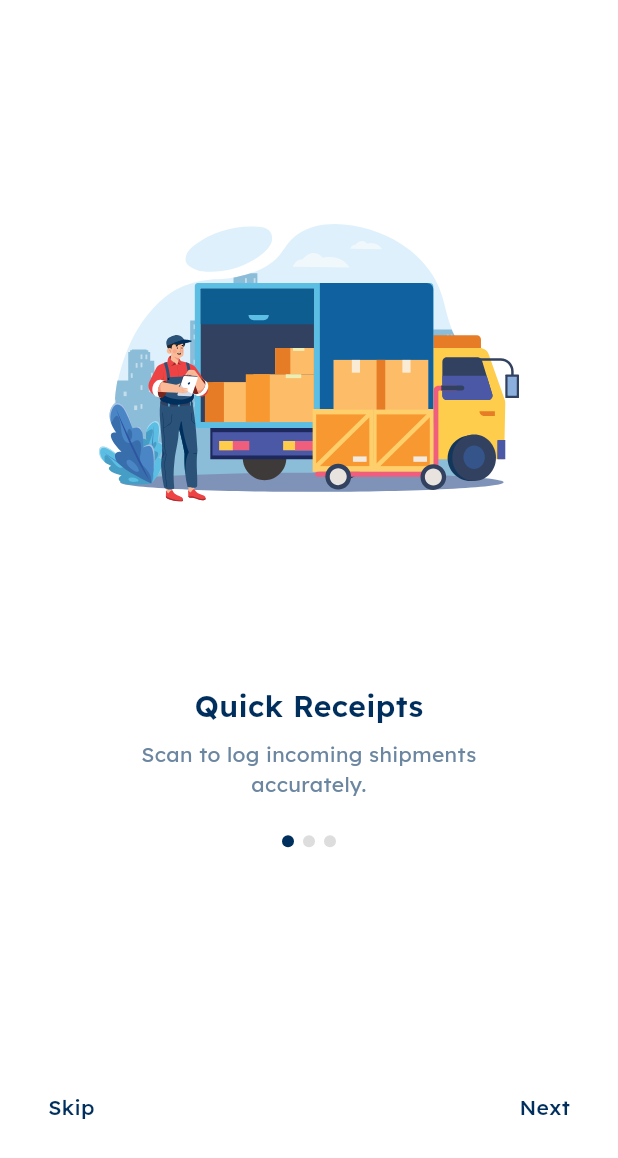
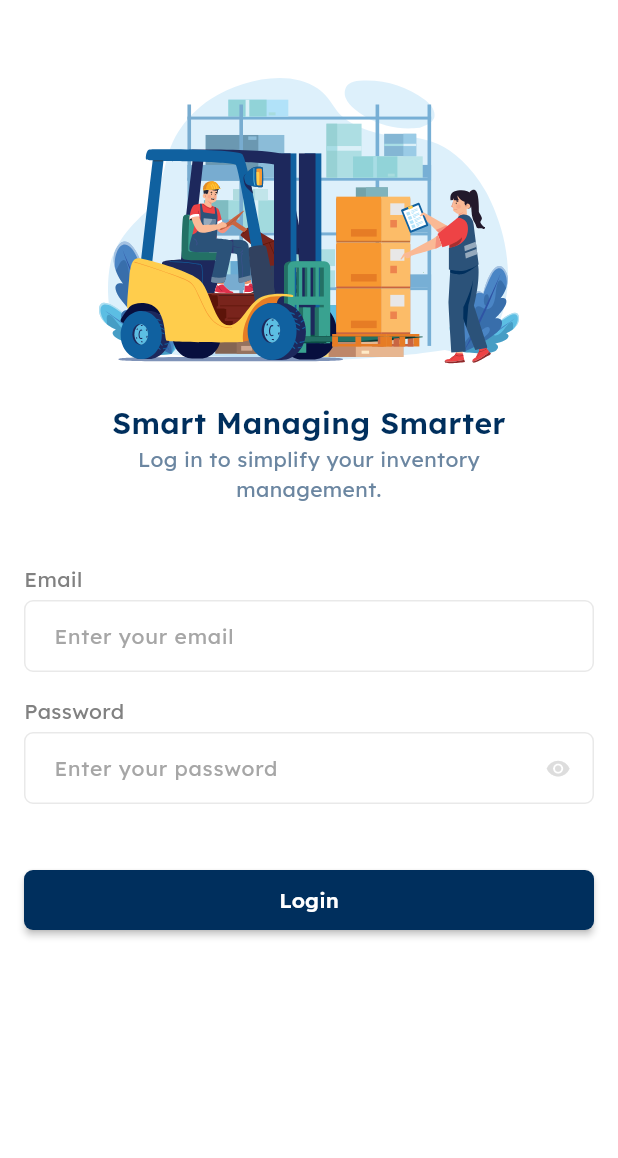
Before and after one commit to teguhw-scaleocean/inventory_3, a Flutter app: the screen it shows after launch, after a tap on "Skip", on a phone screen of 412 x 824 dp, the part 78-1236 px from its top. Run offline on Flutter 3.47's test engine with Material 3 defaults, Android fonts, the light colour scheme and no system bars; our stand-ins replace device_preview, flutter_screenutil, flutter_svg.

Commit message:
login-screen-added

```diff
--- /dev/null
+++ b/lib/common/components/custom_form.dart
@@ -0,0 +1,235 @@
+import 'dart:developer';
+
+import 'package:flutter/cupertino.dart';
+import 'package:flutter/material.dart';
+import 'package:inventory_v3/common/extensions/empty_space_extension.dart';
+
+import '../theme/color/color_name.dart';
+import '../theme/text/base_text.dart';
+
+class CustomFormField extends StatefulWidget {
+  final String title;
+  final TextStyle? textStyle;
+  final TextStyle? fillTextStyle;
+  final String hintText;
+  final TextEditingController? controller;
+  final bool isShowTitle;
+  final bool isRequired;
+  final bool? isTextArea;
+  void Function(String)? onChanged;
+  String? Function(String?)? validator;
+  final EdgeInsets? contentPadding;
+  // final Function(String)? onFieldSubmitted;
+
+  CustomFormField({
+    Key? key,
+    required this.title,
+    this.textStyle,
+    this.fillTextStyle,
+    required this.hintText,
+    this.controller,
+    this.isShowTitle = true,
+    this.isTextArea = false,
+    this.isRequired = false,
+    this.onChanged,
+    this.validator,
+    this.contentPadding,
+    // this.onFieldSubmitted,
+  }) : super(key: key);
+
+  @override
+  State<CustomFormField> createState() => _CustomFormFieldState();
+}
+
+class _CustomFormFieldState extends State<CustomFormField> {
+  var text = '';
+
+  @override
+  Widget build(BuildContext context) {
+    return Column(
+      crossAxisAlignment: CrossAxisAlignment.start,
+      children: [
+        if (widget.isShowTitle && !widget.isRequired)
+          Text(
+            widget.title,
+            style: (widget.textStyle != null)
+                ? widget.textStyle
+                : BaseText.grey1Text14.copyWith(
+                    fontWeight: BaseText.regular,
+                  ),
+          ),
+        if (widget.isShowTitle && widget.isRequired)
+          RichText(
+            text: TextSpan(
+                text: widget.title,
+                style:
+                    BaseText.grey1Text14.copyWith(fontWeight: BaseText.regular),
+                children: [
+                  TextSpan(
+                    text: " *",
+                    style: BaseText.redText14.copyWith(
+                      fontWeight: BaseText.medium,
+                      color: ColorName.badgeRedColor,
+                    ),
+                  ),
+                ]),
+          ),
+        if (widget.isShowTitle && !widget.isRequired ||
+            widget.isShowTitle && widget.isRequired)
+          4.height,
+        TextFormField(
+            controller: widget.controller,
+            validator: widget.validator,
+            autovalidateMode: AutovalidateMode.onUserInteraction,
+            onTapOutside: (event) =>
+                FocusManager.instance.primaryFocus!.unfocus(),
+            onChanged: widget.onChanged,
+            keyboardType:
+                (widget.isTextArea == true) ? TextInputType.multiline : null,
+            minLines: (widget.isTextArea == true) ? 3 : 1,
+            maxLines: (widget.isTextArea == true) ? null : 1,
+            style: widget.fillTextStyle ??
+                BaseText.grey1Text14.copyWith(
+                  fontWeight: BaseText.light,
+                ),
+            decoration: InputDecoration(
+              hintText: widget.hintText,
+              hintStyle: BaseText.grey2Text14.copyWith(
+                fontWeight: BaseText.regular,
+              ),
+              border: OutlineInputBorder(
+                  borderRadius: BorderRadius.circular(6),
+                  borderSide: const BorderSide(color: ColorName.borderColor)),
+              enabledBorder: OutlineInputBorder(
+                  borderRadius: BorderRadius.circular(6),
+                  borderSide: const BorderSide(color: ColorName.borderColor)),
+              focusedBorder: OutlineInputBorder(
+                  borderRadius: BorderRadius.circular(6),
+                  borderSide: const BorderSide(color: ColorName.mainColor)),
+              errorBorder: OutlineInputBorder(
+                  borderRadius: BorderRadius.circular(6),
+                  borderSide: const BorderSide(color: ColorName.redColor)),
+              contentPadding: widget.contentPadding ??
+                  const EdgeInsets.symmetric(horizontal: 8, vertical: 8),
+              hoverColor: ColorName.mainColor,
+              focusColor: ColorName.mainColor,
+            )
+            // onFieldSubmitted: onFieldSubmitted,
+            ),
+      ],
+    );
+  }
+
+  String? validateEmail(String? value) {
+    if (value == null || value.isEmpty) {
+      return 'Email tidak boleh kosong';
+    }
+    return null;
+  }
+}
+
+class CustomFormPassword extends StatefulWidget {
+  final String title;
+  final String hintText;
+  bool obscureText;
+  final TextEditingController? controller;
+  final bool isShowTitle;
+  final EdgeInsets? contentPadding;
+  String? Function(String?)? validator;
+  // final Function(String)? onFieldSubmitted;
+
+  CustomFormPassword({
+    Key? key,
+    required this.title,
+    required this.hintText,
+    this.obscureText = false,
+    this.controller,
+    this.isShowTitle = true,
+    this.contentPadding,
+    this.validator,
+    // this.onFieldSubmitted,
+  }) : super(key: key);
+
+  @override
+  State<CustomFormPassword> createState() => _CustomFormPasswordState();
+}
+
+class _CustomFormPasswordState extends State<CustomFormPassword> {
+  bool isSecure = false;
+  var textPassword = '';
+  // late Function iconState;
+
+  @override
+  Widget build(BuildContext context) {
+    return Column(
+      crossAxisAlignment: CrossAxisAlignment.start,
+      children: [
+        if (widget.isShowTitle)
+          Text(
+            widget.title,
+            style: BaseText.grey1Text14.copyWith(
+              fontWeight: BaseText.regular,
+            ),
+          ),
+        if (widget.isShowTitle) const SizedBox(height: 4),
+        TextFormField(
+          obscureText: isSecure,
+          obscuringCharacter: '●',
+          style: BaseText.blackText12.copyWith(
+            fontWeight: (!isSecure) ? BaseText.light : BaseText.black,
+            color: ColorName.blackNewColor,
+          ),
+          controller: widget.controller,
+          validator: widget.validator,
+          autovalidateMode: AutovalidateMode.onUserInteraction,
+          onTapOutside: (event) =>
+              FocusManager.instance.primaryFocus!.unfocus(),
+          decoration: InputDecoration(
+              hintText: widget.hintText,
+              hintStyle: BaseText.grey2Text14.copyWith(
+                fontWeight: BaseText.regular,
+              ),
+              contentPadding: widget.contentPadding ?? const EdgeInsets.all(12),
+              hoverColor: ColorName.mainColor,
+              focusColor: ColorName.mainColor,
+              border: OutlineInputBorder(
+                  borderRadius: BorderRadius.circular(6),
+                  borderSide: const BorderSide(color: ColorName.borderColor)),
+              enabledBorder: OutlineInputBorder(
+                  borderRadius: BorderRadius.circular(6),
+                  borderSide: const BorderSide(color: ColorName.borderColor)),
+              focusedBorder: OutlineInputBorder(
+                  borderRadius: BorderRadius.circular(6),
+                  borderSide: const BorderSide(color: ColorName.mainColor)),
+              errorBorder: OutlineInputBorder(
+                  borderRadius: BorderRadius.circular(6),
+                  borderSide: const BorderSide(color: ColorName.redColor)),
+              suffixIcon: IconButton(
+                  onPressed: () {
+                    setState(() {
+                      isSecure = !isSecure;
+                    });
+                    log(isSecure.toString());
+                  },
+                  icon: SizedBox(
+                    width: 18,
+                    height: 18,
+                    child: Icon(
+                      (!isSecure) ? Icons.visibility : Icons.visibility_off,
+                      color: ColorName.grey3Color,
+                      size: 16.5,
+                    ),
+                  ))),
+          // onFieldSubmitted: onFieldSubmitted,
+        ),
+      ],
+    );
+  }
+
+  String? validatePassword(String? value) {
+    if (value == null || value.isEmpty) {
+      return 'Password wajib diisi';
+    }
+    return null;
+  }
+}
--- /dev/null
+++ b/lib/common/components/primary_button.dart
@@ -0,0 +1,143 @@
+// ignore_for_file: public_member_api_docs, sort_constructors_first
+import 'package:flutter/cupertino.dart';
+import 'package:flutter/material.dart';
+import 'package:inventory_v3/common/extensions/empty_space_extension.dart';
+
+import '../theme/color/color_name.dart';
+import '../theme/text/base_text.dart';
+
+class PrimaryButton extends StatelessWidget {
+  double height;
+  double? width;
+  String title;
+  Color? color;
+  Widget? icon;
+  TextStyle? textStyle;
+
+  void Function()? onPressed;
+
+  PrimaryButton({
+    Key? key,
+    required this.height,
+    this.width,
+    required this.title,
+    this.color,
+    this.icon,
+    this.textStyle,
+    this.onPressed,
+  }) : super(key: key);
+
+  @override
+  Widget build(BuildContext context) {
+    return MaterialButton(
+      onPressed: onPressed,
+      color: color ?? ColorName.mainColor,
+      shape: RoundedRectangleBorder(borderRadius: BorderRadius.circular(6)),
+      child: SizedBox(
+        height: height,
+        width: width,
+        child: Row(
+          mainAxisAlignment: MainAxisAlignment.center,
+          crossAxisAlignment: CrossAxisAlignment.center,
+          children: [
+            icon ?? const SizedBox(),
+            (icon != null) ? 6.width : 0.width,
+            Text(
+              title,
+              style: textStyle ??
+                  BaseText.whiteText14.copyWith(fontWeight: BaseText.semiBold),
+            ),
+          ],
+        ),
+      ),
+    );
+  }
+}
+
+class SecondaryButton extends StatelessWidget {
+  double height;
+  double? width;
+  String title;
+  Widget? icon;
+  bool? hasBorder;
+  Color? colors;
+  void Function()? onPressed;
+
+  SecondaryButton({
+    Key? key,
+    required this.height,
+    this.width,
+    required this.title,
+    this.icon,
+    this.hasBorder,
+    this.colors,
+    this.onPressed,
+  }) : super(key: key);
+
+  @override
+  Widget build(BuildContext context) {
+    return MaterialButton(
+      onPressed: onPressed,
+      color: (colors != null) ? colors : ColorName.whiteColor,
+      shape: RoundedRectangleBorder(
+          borderRadius: BorderRadius.circular(6),
+          side: (hasBorder == true)
+              ? const BorderSide(
+                  color: ColorName.mainColor,
+                  width: 1,
+                )
+              : BorderSide.none),
+      child: Container(
+        height: height,
+        width: width,
+        padding: const EdgeInsets.symmetric(vertical: 10),
+        child: Row(
+          mainAxisAlignment: MainAxisAlignment.center,
+          crossAxisAlignment: CrossAxisAlignment.center,
+          children: [
+            icon ?? const SizedBox(),
+            (icon != null) ? 6.width : 0.width,
+            Text(
+              title,
+              style: BaseText.mainText12.copyWith(fontWeight: BaseText.regular),
+            ),
+          ],
+        ),
+      ),
+    );
+  }
+}
+
+class DisableButton extends StatelessWidget {
+  double height;
+  double width;
+  String title;
+  Color? color;
+
+  DisableButton({
+    Key? key,
+    required this.height,
+    required this.width,
+    required this.title,
+    this.color,
+  }) : super(key: key);
+
+  @override
+  Widget build(BuildContext context) {
+    return Material(
+      color: color ?? ColorName.grey4Color,
+      shape: RoundedRectangleBorder(
+        borderRadius: BorderRadius.circular(6),
+      ),
+      child: SizedBox(
+        height: height,
+        width: width,
+        child: Center(
+            child: Text(
+          title,
+          style: BaseText.whiteText14.copyWith(fontWeight: BaseText.semiBold),
+        )),
+      ),
+    );
+  }
+}
--- /dev/null
+++ b/lib/common/components/top_logo_section.dart
@@ -0,0 +1,32 @@
+import 'package:flutter/material.dart';
+import 'package:flutter_svg/flutter_svg.dart';
+
+import '../constants/local_images.dart';
+import '../theme/text/base_text.dart';
+
+Flexible buildTopLogoSection() {
+  return Flexible(
+    child: SizedBox(
+      height: 80,
+      width: 90,
+      // color: Colors.amber,
+      child: Column(
+        mainAxisSize: MainAxisSize.min,
+        children: [
+          const SizedBox(height: 24),
+          Row(
+            mainAxisAlignment: MainAxisAlignment.end,
+            children: [
+              Text(
+                "Powered by",
+                style: BaseText.grey2Text10,
+                textAlign: TextAlign.end,
+              ),
+            ],
+          ),
+          SvgPicture.asset(LocalImages.logoImage),
+        ],
+      ),
+    ),
+  );
+}
--- a/lib/common/constants/text_constants.dart
+++ b/lib/common/constants/text_constants.dart
@@ -11,4 +11,8 @@ class TextConstants {
 
   static String get onBoardingTitle3 => "Perfect Deliveries";
   static String get onBoardingSubTitle3 => "Scan to ensure timely dispatches.";
+
+  static String get loginTitle => "Smart Managing Smarter";
+  static String get loginSubTitle =>
+      "Log in to simplify your inventory\nmanagement.";
 }
--- /dev/null
+++ b/lib/common/extensions/empty_space_extension.dart
@@ -0,0 +1,7 @@
+import 'package:flutter/material.dart';
+
+extension emptySpace on num {
+  SizedBox get height => SizedBox(height: toDouble());
+
+  SizedBox get width => SizedBox(width: toDouble());
+}
--- a/lib/common/theme/color/color_name.dart
+++ b/lib/common/theme/color/color_name.dart
@@ -7,7 +7,12 @@ class ColorName {
   static const Color subColor = Color(0xFF6B86A1);
   static const Color whiteColor = Color(0xFFFFFFFF);
   static const Color blackColor = Color(0xFF000000);
+  static const Color blackNewColor = Color(0xff313131);
   static const Color grey1Color = Color(0xFF818181);
   static const Color grey2Color = Color(0xFFA6A6A6);
   static const Color grey3Color = Color(0xFFDDDDDD);
+  static const Color grey4Color = Color(0xFFDADADA);
+  static const Color borderColor = Color(0xFFE9E9E9);
+  static const Color redColor = Color(0xFFE81A0C);
+  static const Color badgeRedColor = Color(0xFFEE4345);
 }
--- a/lib/common/theme/text/base_text.dart
+++ b/lib/common/theme/text/base_text.dart
@@ -13,6 +13,16 @@ class BaseText {
   static TextStyle subTextStyle = const TextStyle(
     fontFamily: "Lexend",
     color: ColorName.subColor,
+  );
+
+  static TextStyle blackTextStyle = const TextStyle(
+    fontFamily: "Lexend",
+    color: ColorName.blackNewColor,
+  );
+
+  static TextStyle redTextStyle = const TextStyle(
+    fontFamily: "Lexend",
+    color: ColorName.redColor,
   );
 
   static TextStyle whiteTextStyle = const TextStyle(
@@ -31,6 +41,7 @@ class BaseText {
   );
 
   // Main Text
+  static TextStyle mainText12 = mainTextStyle.copyWith(fontSize: 12);
   static TextStyle mainText14 = mainTextStyle.copyWith(fontSize: 14);
   static TextStyle mainText20 = mainTextStyle.copyWith(fontSize: 20);
 
@@ -44,6 +55,12 @@ class BaseText {
   static TextStyle grey2Text10 = grey2TextStyle.copyWith(fontSize: 10);
   static TextStyle grey2Text14 = grey2TextStyle.copyWith(fontSize: 14);
 
+  static TextStyle blackText12 = blackTextStyle.copyWith(fontSize: 12);
+
+  static TextStyle whiteText14 = whiteTextStyle.copyWith(fontSize: 14);
+
+  static TextStyle redText14 = redTextStyle.copyWith(fontSize: 14);
+
   // Font Weight
   static FontWeight light = FontWeight.w300;
   static FontWeight regular = FontWeight.w400;
--- /dev/null
+++ b/lib/presentation/login/screens/login_screen.dart
@@ -0,0 +1,93 @@
+import 'package:flutter/material.dart';
+import 'package:flutter_screenutil/flutter_screenutil.dart';
+import 'package:flutter_svg/flutter_svg.dart';
+import 'package:inventory_v3/common/components/custom_form.dart';
+import 'package:inventory_v3/common/components/primary_button.dart';
+import 'package:inventory_v3/common/components/top_logo_section.dart';
+import 'package:inventory_v3/common/constants/local_images.dart';
+import 'package:inventory_v3/common/constants/text_constants.dart';
+import 'package:inventory_v3/common/extensions/empty_space_extension.dart';
+
+import '../../../common/theme/text/base_text.dart';
+
+class LoginScreen extends StatefulWidget {
+  const LoginScreen({super.key});
+
+  @override
+  State<LoginScreen> createState() => _LoginScreenState();
+}
+
+class _LoginScreenState extends State<LoginScreen> {
+  final _emailController = TextEditingController();
+  final _passwordController = TextEditingController();
+
+  @override
+  Widget build(BuildContext context) {
+    return SafeArea(
+      child: Scaffold(
+        body: Padding(
+          padding: const EdgeInsets.symmetric(horizontal: 16),
+          child: Column(
+            children: [
+              Row(
+                mainAxisAlignment: MainAxisAlignment.center,
+                children: [
+                  buildTopLogoSection(),
+                ],
+              ),
+              24.height,
+              SvgPicture.asset(LocalImages.loginImage),
+              24.height,
+              Flexible(
+                child: SizedBox(
+                  width: double.infinity,
+                  child: Column(
+                    mainAxisSize: MainAxisSize.min,
+                    children: [
+                      Text(
+                        TextConstants.loginTitle,
+                        textAlign: TextAlign.center,
+                        style: BaseText.mainText20
+                            .copyWith(fontWeight: BaseText.semiBold),
+                      ),
+                      Text(
+                        textAlign: TextAlign.center,
+                        TextConstants.loginSubTitle,
+                        style: BaseText.subText14,
+                      ),
+                    ],
+                  ),
+                ),
+              ),
+              40.height,
+              CustomFormField(
+                title: "Email",
+                hintText: "Enter your email",
+                controller: _emailController,
+                isShowTitle: true,
+                contentPadding:
+                    const EdgeInsets.symmetric(horizontal: 16, vertical: 12),
+              ),
+              16.height,
+              CustomFormPassword(
+                title: "Password",
+                hintText: "Enter your password",
+                controller: _passwordController,
+                isShowTitle: true,
+                contentPadding:
+                    const EdgeInsets.symmetric(horizontal: 16, vertical: 12),
+              ),
+              40.height,
+              PrimaryButton(
+                onPressed: () {},
+                height: 40,
+                title: "Login",
+                width: double.infinity,
+              ),
+            ],
+          ),
+        ),
+      ),
+    );
+  }
+}
--- a/lib/presentation/onboarding/screens/onboarding_screen.dart
+++ b/lib/presentation/onboarding/screens/onboarding_screen.dart
@@ -4,7 +4,9 @@ import 'package:inventory_v3/common/constants/local_images.dart';
 import 'package:inventory_v3/common/constants/text_constants.dart';
 import 'package:inventory_v3/presentation/onboarding/widgets/dot_indicators.dart';
 
+import '../../../common/components/top_logo_section.dart';
 import '../../../common/theme/text/base_text.dart';
+import '../../login/screens/login_screen.dart';
 
 class OnboardingScreen extends StatefulWidget {
   const OnboardingScreen({super.key});
@@ -43,6 +45,11 @@ class _OnboardingScreenState extends State<OnboardingScreen> {
   }
 
   void _onNextPage() {
+    if (_currentIndex == _onBoardingPages.length - 1) {
+      Navigator.push(context, MaterialPageRoute(builder: (context) {
+        return const LoginScreen();
+      }));
+    }
     _pageController.nextPage(duration: _kDuration, curve: _kCurve);
   }
 
@@ -67,7 +74,13 @@ class _OnboardingScreenState extends State<OnboardingScreen> {
                   mainAxisSize: MainAxisSize.max,
                   children: [
                     GestureDetector(
-                      onTap: () {},
+                      onTap: () => Navigator.pushAndRemoveUntil(
+                        context,
+                        MaterialPageRoute(
+                          builder: (context) => const LoginScreen(),
+                        ),
+                        (route) => false,
+                      ),
                       child: Text(
                         "Skip",
                         style: BaseText.mainText14
@@ -134,30 +147,7 @@ class _OnboardingScreenState extends State<OnboardingScreen> {
 
     return Column(
       children: [
-        Flexible(
-          child: SizedBox(
-            height: 80,
-            width: 90,
-            // color: Colors.amber,
-            child: Column(
-              mainAxisSize: MainAxisSize.min,
-              children: [
-                const SizedBox(height: 24),
-                Row(
-                  mainAxisAlignment: MainAxisAlignment.end,
-                  children: [
-                    Text(
-                      "Powered by",
-                      style: BaseText.grey2Text10,
-                      textAlign: TextAlign.end,
-                    ),
-                  ],
-                ),
-                SvgPicture.asset(LocalImages.logoImage),
-              ],
-            ),
-          ),
-        ),
+        buildTopLogoSection(),
         const Spacer(),
         // Flexible(child: Container(height: 120)),
         SvgPicture.asset(images),
```
